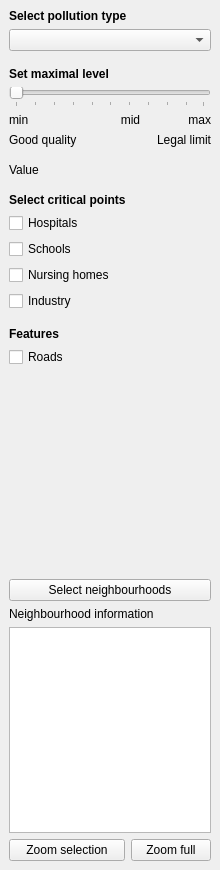
Before: the Qt Designer form plugins/PluginForAirqInRotterdam/airq_rotterdam_dockwidget_base.ui in sticx/Air-pollution-Rotterdam, drawn with Qt 5.
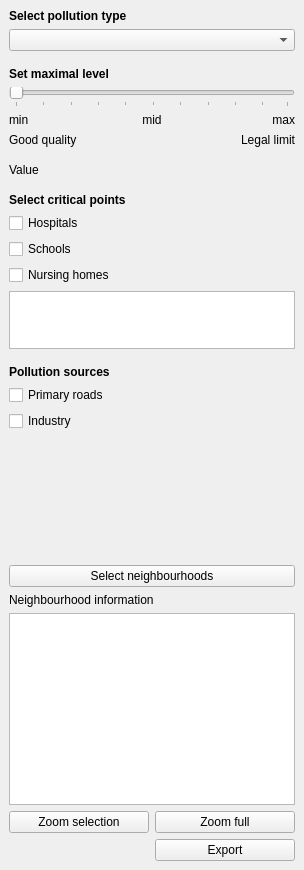
After: the same form once the commit is applied.

Commit message: added export functionality

Patch:
```diff
--- a/plugins/PluginForAirqInRotterdam/airq_rotterdam_dockwidget_base.ui
+++ b/plugins/PluginForAirqInRotterdam/airq_rotterdam_dockwidget_base.ui
@@ -6,14 +6,14 @@
    <rect>
     <x>0</x>
     <y>0</y>
-    <width>220</width>
+    <width>304</width>
     <height>870</height>
    </rect>
   </property>
   <property name="minimumSize">
    <size>
-    <width>220</width>
-    <height>636</height>
+    <width>256</width>
+    <height>792</height>
    </size>
   </property>
   <property name="windowTitle">
@@ -21,21 +21,7 @@
   </property>
   <widget class="QWidget" name="dockWidgetContents">
    <layout class="QGridLayout" name="gridLayout">
-    <item row="10" column="3" colspan="3">
-     <widget class="QLabel" name="labelCurrentValue">
-      <property name="text">
-       <string>Value</string>
-      </property>
-     </widget>
-    </item>
-    <item row="25" column="6" colspan="3">
-     <widget class="QPushButton" name="fullZoomButton">
-      <property name="text">
-       <string>Zoom full</string>
-      </property>
-     </widget>
-    </item>
-    <item row="23" column="3" colspan="6">
+    <item row="25" column="3" colspan="6">
      <widget class="QLabel" name="label_7">
       <property name="text">
        <string>Neighbourhood information</string>
@@ -55,61 +41,114 @@
       </property>
      </widget>
     </item>
-    <item row="14" column="3" colspan="6">
-     <widget class="QCheckBox" name="checkBoxSchools">
+    <item row="10" column="3" colspan="3">
+     <widget class="QLabel" name="labelCurrentValue">
       <property name="text">
-       <string>Schools</string>
+       <string>Value</string>
       </property>
-      <property name="checkable">
-       <bool>true</bool>
+     </widget>
+    </item>
+    <item row="27" column="6" colspan="3">
+     <widget class="QPushButton" name="fullZoomButton">
+      <property name="text">
+       <string>Zoom full</string>
       </property>
-      <property name="checked">
-       <bool>false</bool>
+     </widget>
+    </item>
+    <item row="21" column="3" colspan="6">
+     <widget class="QCheckBox" name="checkBoxIndustry">
+      <property name="text">
+       <string>Industry</string>
       </property>
      </widget>
     </item>
-    <item row="1" column="3" colspan="6">
-     <widget class="QComboBox" name="comboBoxType"/>
+    <item row="28" column="6" colspan="3">
+     <widget class="QPushButton" name="buttonExport">
+      <property name="text">
+       <string>Export</string>
+      </property>
+     </widget>
     </item>
-    <item row="22" column="3" colspan="6">
-     <widget class="QPushButton" name="selectButton">
+    <item row="19" column="3" colspan="6">
+     <widget class="QLabel" name="label_4">
+      <property name="font">
+       <font>
+        <weight>75</weight>
+        <bold>true</bold>
+       </font>
+      </property>
       <property name="text">
-       <string>Select neighbourhoods</string>
+       <string>Pollution sources</string>
       </property>
-      <property name="checkable">
-       <bool>true</bool>
+     </widget>
+    </item>
+    <item row="5" column="7" colspan="2">
+     <widget class="QLabel" name="labelMax">
+      <property name="text">
+       <string>max</string>
       </property>
+      <property name="alignment">
+       <set>Qt::AlignRight|Qt::AlignTrailing|Qt::AlignVCenter</set>
+      </property>
      </widget>
     </item>
-    <item row="20" column="3">
-     <spacer name="verticalSpacer_2">
-      <property name="orientation">
-       <enum>Qt::Vertical</enum>
+    <item row="8" column="6" colspan="3">
+     <widget class="QLabel" name="label_6">
+      <property name="text">
+       <string>Legal limit</string>
       </property>
-      <property name="sizeHint" stdset="0">
-       <size>
-        <width>20</width>
-        <height>40</height>
-       </size>
+      <property name="alignment">
+       <set>Qt::AlignRight|Qt::AlignTrailing|Qt::AlignVCenter</set>
       </property>
-     </spacer>
+     </widget>
     </item>
-    <item row="2" column="3">
-     <layout class="QVBoxLayout" name="verticalLayout_4">
+    <item row="20" column="3" colspan="6">
+     <widget class="QCheckBox" name="checkBoxRoads">
+      <property name="text">
+       <string>Primary roads</string>
+      </property>
+     </widget>
+    </item>
+    <item row="5" column="5" colspan="2">
+     <widget class="QLabel" name="labelMid">
+      <property name="text">
+       <string>mid</string>
+      </property>
+      <property name="alignment">
+       <set>Qt::AlignCenter</set>
+      </property>
+     </widget>
+    </item>
+    <item row="18" column="3">
+     <layout class="QVBoxLayout" name="verticalLayout_3">
       <property name="bottomMargin">
        <number>10</number>
       </property>
      </layout>
     </item>
-    <item row="5" column="3" colspan="2">
-     <widget class="QLabel" name="labelMin">
+    <item row="8" column="3" colspan="3">
+     <widget class="QLabel" name="label_5">
       <property name="text">
-       <string>min</string>
+       <string>Good quality</string>
       </property>
      </widget>
     </item>
-    <item row="12" column="3" colspan="6">
-     <widget class="QLabel" name="label">
+    <item row="9" column="3">
+     <layout class="QVBoxLayout" name="verticalLayout">
+      <property name="bottomMargin">
+       <number>10</number>
+      </property>
+     </layout>
+    </item>
+    <item row="11" column="3">
+     <layout class="QVBoxLayout" name="verticalLayout_2">
+      <property name="bottomMargin">
+       <number>10</number>
+      </property>
+     </layout>
+    </item>
+    <item row="3" column="3" colspan="6">
+     <widget class="QLabel" name="label_3">
       <property name="font">
        <font>
         <weight>75</weight>
@@ -117,11 +156,32 @@
        </font>
       </property>
       <property name="text">
-       <string>Select critical points</string>
+       <string>Set maximal level</string>
       </property>
      </widget>
     </item>
-    <item row="24" column="3" colspan="6">
+    <item row="16" column="3" colspan="6">
+     <widget class="QCheckBox" name="checkBoxNursingHomes">
+      <property name="text">
+       <string>Nursing homes</string>
+      </property>
+     </widget>
+    </item>
+    <item row="27" column="3" colspan="3">
+     <widget class="QPushButton" name="zoomSelectionButton">
+      <property name="text">
+       <string>Zoom selection</string>
+      </property>
+     </widget>
+    </item>
+    <item row="13" column="3" colspan="3">
+     <widget class="QCheckBox" name="checkBoxHospitals">
+      <property name="text">
+       <string>Hospitals</string>
+      </property>
+     </widget>
+    </item>
+    <item row="26" column="3" colspan="6">
      <widget class="QTextBrowser" name="neighbourhoodInfo"/>
     </item>
     <item row="4" column="3" colspan="6">
@@ -140,122 +200,91 @@
       </property>
      </widget>
     </item>
-    <item row="13" column="3" colspan="3">
-     <widget class="QCheckBox" name="checkBoxHospitals">
+    <item row="12" column="3" colspan="6">
+     <widget class="QLabel" name="label">
+      <property name="font">
+       <font>
+        <weight>75</weight>
+        <bold>true</bold>
+       </font>
+      </property>
       <property name="text">
-       <string>Hospitals</string>
+       <string>Select critical points</string>
       </property>
      </widget>
     </item>
-    <item row="25" column="3" colspan="3">
-     <widget class="QPushButton" name="zoomSelectionButton">
+    <item row="5" column="3" colspan="2">
+     <widget class="QLabel" name="labelMin">
       <property name="text">
-       <string>Zoom selection</string>
+       <string>min</string>
       </property>
      </widget>
     </item>
+    <item row="2" column="3">
+     <layout class="QVBoxLayout" name="verticalLayout_4">
+      <property name="bottomMargin">
+       <number>10</number>
+      </property>
+     </layout>
+    </item>
+    <item row="22" column="3">
+     <spacer name="verticalSpacer_2">
+      <property name="orientation">
+       <enum>Qt::Vertical</enum>
+      </property>
+      <property name="sizeHint" stdset="0">
+       <size>
+        <width>20</width>
+        <height>40</height>
+       </size>
+      </property>
+     </spacer>
+    </item>
+    <item row="24" column="3" colspan="6">
+     <widget class="QPushButton" name="selectButton">
+      <property name="text">
+       <string>Select neighbourhoods</string>
+      </property>
+      <property name="checkable">
+       <bool>true</bool>
+      </property>
+     </widget>
+    </item>
+    <item row="1" column="3" colspan="6">
+     <widget class="QComboBox" name="comboBoxType"/>
+    </item>
     <item row="15" column="3" colspan="6">
-     <widget class="QCheckBox" name="checkBoxNursingHomes">
+     <widget class="QCheckBox" name="checkBoxSchools">
       <property name="text">
-       <string>Nursing homes</string>
+       <string>Schools</string>
       </property>
-     </widget>
-    </item>
-    <item row="18" column="3" colspan="3">
-     <widget class="QLabel" name="label_4">
-      <property name="font">
-       <font>
-        <weight>75</weight>
-        <bold>true</bold>
-       </font>
+      <property name="checkable">
+       <bool>true</bool>
       </property>
-      <property name="text">
-       <string>Features</string>
+      <property name="checked">
+       <bool>false</bool>
       </property>
      </widget>
     </item>
-    <item row="3" column="3" colspan="6">
-     <widget class="QLabel" name="label_3">
-      <property name="font">
-       <font>
-        <weight>75</weight>
-        <bold>true</bold>
-       </font>
+    <item row="17" column="3" colspan="6">
+     <widget class="QTextBrowser" name="textNotes">
+      <property name="minimumSize">
+       <size>
+        <width>0</width>
+        <height>58</height>
+       </size>
       </property>
-      <property name="text">
-       <string>Set maximal level</string>
+      <property name="maximumSize">
+       <size>
+        <width>16777215</width>
+        <height>58</height>
+       </size>
       </property>
-     </widget>
-    </item>
-    <item row="9" column="3">
-     <layout class="QVBoxLayout" name="verticalLayout">
-      <property name="bottomMargin">
-       <number>10</number>
+      <property name="readOnly">
+       <bool>false</bool>
       </property>
-     </layout>
-    </item>
-    <item row="11" column="3">
-     <layout class="QVBoxLayout" name="verticalLayout_2">
-      <property name="bottomMargin">
-       <number>10</number>
-      </property>
-     </layout>
-    </item>
-    <item row="8" column="3" colspan="3">
-     <widget class="QLabel" name="label_5">
-      <property name="text">
-       <string>Good quality</string>
-      </property>
-     </widget>
-    </item>
-    <item row="17" column="3">
-     <layout class="QVBoxLayout" name="verticalLayout_3">
-      <property name="bottomMargin">
-       <number>10</number>
-      </property>
-     </layout>
-    </item>
-    <item row="5" column="5" colspan="2">
-     <widget class="QLabel" name="labelMid">
-      <property name="text">
-       <string>mid</string>
-      </property>
-      <property name="alignment">
-       <set>Qt::AlignCenter</set>
-      </property>
-     </widget>
-    </item>
-    <item row="19" column="3" colspan="6">
-     <widget class="QCheckBox" name="checkBoxRoads">
-      <property name="text">
-       <string>Roads</string>
-      </property>
-     </widget>
-    </item>
-    <item row="8" column="6" colspan="3">
-     <widget class="QLabel" name="label_6">
-      <property name="text">
-       <string>Legal limit</string>
-      </property>
-      <property name="alignment">
-       <set>Qt::AlignRight|Qt::AlignTrailing|Qt::AlignVCenter</set>
-      </property>
-     </widget>
-    </item>
-    <item row="5" column="7" colspan="2">
-     <widget class="QLabel" name="labelMax">
-      <property name="text">
-       <string>max</string>
-      </property>
-      <property name="alignment">
-       <set>Qt::AlignRight|Qt::AlignTrailing|Qt::AlignVCenter</set>
-      </property>
-     </widget>
-    </item>
-    <item row="16" column="3">
-     <widget class="QCheckBox" name="checkBoxIndustry">
-      <property name="text">
-       <string>Industry</string>
+      <property name="acceptRichText">
+       <bool>false</bool>
       </property>
      </widget>
     </item>
```
The commit also changes 1 other file.
